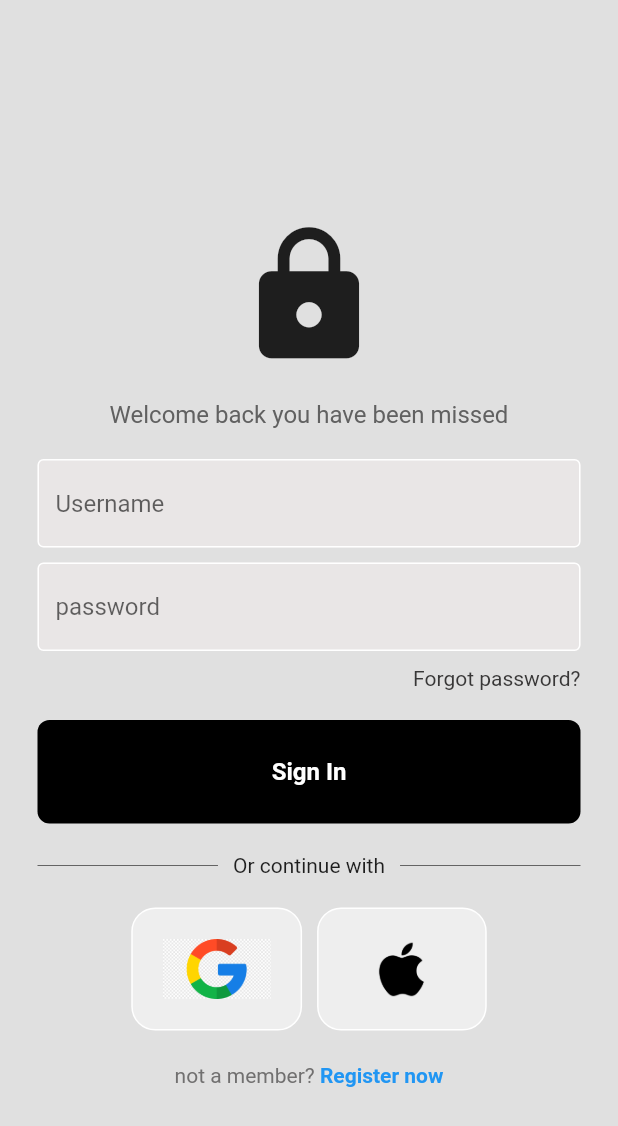
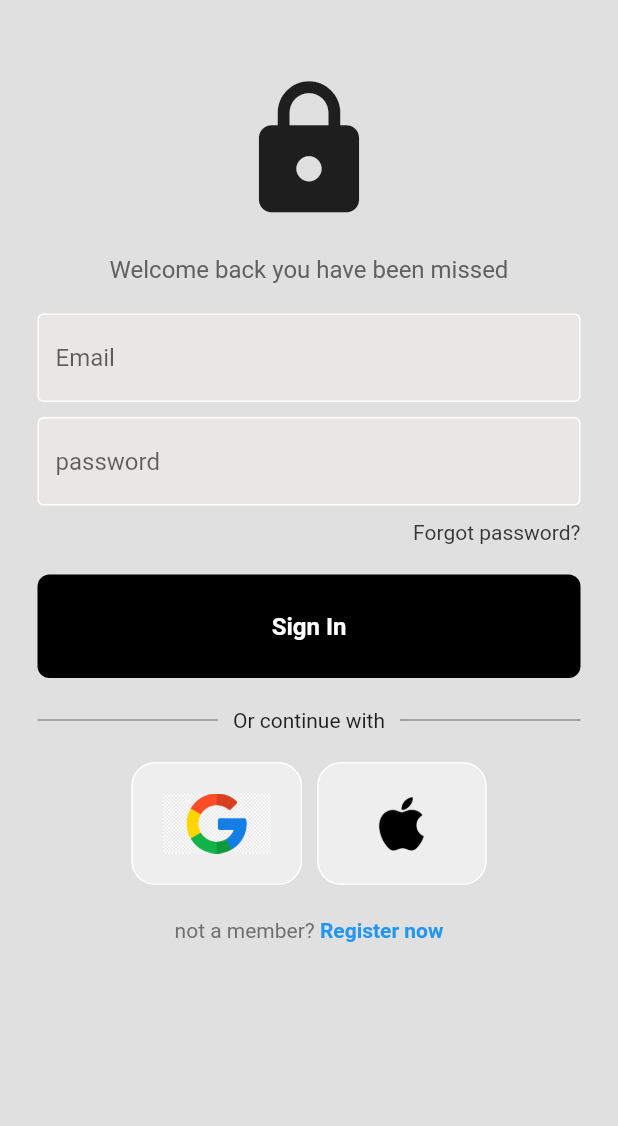
Before and after one commit to NgangaMichael/flutter-loginpage, a Flutter app: the screen it shows after launch, on a phone screen of 412 x 824 dp. Shown: the top 1126 px of the screen. Run offline on Flutter 3.47's test engine with Material 2 defaults, Android fonts, the phone set to English and light mode, and no system bars; our stand-ins replace firebase_auth, firebase_core; accounts and stored records are empty.

Commit message:
connected app to firebase and set up firebase authentication on app and firestore, able to login and out with email and password using firebase authentication

```diff
--- a/lib/components/my_button.dart
+++ b/lib/components/my_button.dart
@@ -10,13 +10,13 @@ class SignIn extends StatelessWidget {
     return GestureDetector(
       onTap: onTap,
       child: Container(
-        padding: EdgeInsets.all(25),
-        margin: EdgeInsets.symmetric(horizontal: 25.0),
+        padding: const EdgeInsets.all(25),
+        margin: const EdgeInsets.symmetric(horizontal: 25.0),
         decoration: BoxDecoration(
           color: Colors.black,
           borderRadius: BorderRadius.circular(8)
         ),
-        child: Center(
+        child: const Center(
           child: Text('Sign In',
           style: TextStyle(
             color: Colors.white,
--- a/lib/components/square_tile.dart
+++ b/lib/components/square_tile.dart
@@ -10,7 +10,7 @@ class SquareTile extends StatelessWidget {
   @override
   Widget build(BuildContext context) {
     return Container(
-      padding: EdgeInsets.all(20),
+      padding: const EdgeInsets.all(20),
       decoration: BoxDecoration(
         border: Border.all(
           color: Colors.white,
--- a/lib/main.dart
+++ b/lib/main.dart
@@ -1,7 +1,13 @@
 import 'package:flutter/material.dart';
+import 'package:loginpage/pages/auth_page.dart';
 import 'package:loginpage/pages/login_page.dart';
-
-void main() {
+import 'package:firebase_core/firebase_core.dart';
+import 'firebase_options.dart';
+void main() async {
+  WidgetsFlutterBinding.ensureInitialized();
+  await Firebase.initializeApp(
+    options: DefaultFirebaseOptions.currentPlatform,
+  );
   runApp(const MyApp());
 }
 
@@ -11,9 +17,9 @@ class MyApp extends StatelessWidget {
   // This widget is the root of your application.
   @override
   Widget build(BuildContext context) {
-    return MaterialApp(
+    return const MaterialApp(
       debugShowCheckedModeBanner: false,
-      home: LoginPage(),
+      home: AuthPage(),
     );
   }
 }
--- /dev/null
+++ b/lib/pages/auth_page.dart
@@ -0,0 +1,24 @@
+import 'package:firebase_auth/firebase_auth.dart';
+import 'package:flutter/material.dart';
+import 'package:loginpage/pages/home_page.dart';
+import 'package:loginpage/pages/login_page.dart';
+
+class AuthPage extends StatelessWidget {
+  const AuthPage({Key? key}) : super(key: key);
+
+  @override
+  Widget build(BuildContext context) {
+    return Scaffold(
+      body: StreamBuilder<User?>(
+        stream: FirebaseAuth.instance.authStateChanges(),
+        builder: (context, snapshot) {
+          if(snapshot.hasData) {
+            return HomePage();
+          } else {
+            return LoginPage();
+          }
+        }
+      ),
+    );
+  }
+}
--- a/lib/pages/login_page.dart
+++ b/lib/pages/login_page.dart
@@ -1,30 +1,66 @@
+import 'package:firebase_auth/firebase_auth.dart';
 import 'package:flutter/material.dart';
 import 'package:loginpage/components/my_button.dart';
 import 'package:loginpage/components/my_textfield.dart';
 import 'package:loginpage/components/square_tile.dart';
 
+
 class LoginPage extends StatefulWidget {
   LoginPage({Key? key}) : super(key: key);
-
-  final usernameController = TextEditingController();
-  final passwordController = TextEditingController();
 
   @override
   State<LoginPage> createState() => _LoginPageState();
 }
 
+final emailController = TextEditingController();
+final passwordController = TextEditingController();
 class _LoginPageState extends State<LoginPage> {
-  void signUserIn() {}
+
+  void signUserIn() async {
+  // Show progress indicator
+  showDialog(
+    context: context,
+    builder: (context) {
+      return const Center(
+        child: CircularProgressIndicator(),
+      );
+    },
+  );
+
+  try {
+    await FirebaseAuth.instance.signInWithEmailAndPassword(
+      email: emailController.text,
+      password: passwordController.text,
+    );
+
+    // Clear progress indicator
+    Navigator.pop(context);
+  } catch (error) {
+    // Handle error here
+    print('Error logging in: $error');
+    // Clear progress indicator
+    Navigator.pop(context);
+
+     // Display error message
+    ScaffoldMessenger.of(context).showSnackBar(
+      SnackBar(
+        content: Text('Incorrect Email Or Password'),
+      ),
+    );
+  }
+}
+
 
   @override
   Widget build(BuildContext context) {
     return Scaffold(
-      resizeToAvoidBottomInset: false,
+      // resizeToAvoidBottomInset: false,
       backgroundColor: Colors.grey[300],
       body:
       SafeArea(
         child:
-        Center(
+        SingleChildScrollView(
+          child: Center(
             child: Column(
               mainAxisAlignment: MainAxisAlignment.center,
               children: [
@@ -47,15 +83,15 @@ class _LoginPageState extends State<LoginPage> {
               const SizedBox(height: 20),
 
               MyTextfield(
-              controller: widget.usernameController,
-              hintText: 'Username',
+                controller: emailController,
+                hintText: 'Email',
                 obscureText: false,
               ),
 
               const SizedBox(height: 10),
 
               MyTextfield(
-              controller: widget.passwordController,
+                controller: passwordController,
                 hintText: 'password',
                 obscureText: true,
               ),
@@ -66,8 +102,8 @@ class _LoginPageState extends State<LoginPage> {
                 padding: const EdgeInsets.symmetric(horizontal: 25.0),
                 child: Row(
                   mainAxisAlignment: MainAxisAlignment.end,
-                children: [
-                  const Text('Forgot password?',
+                  children: const [
+                    Text('Forgot password?',
                       style: TextStyle(
                         color: Color.fromRGBO(56, 55, 55, 1)
                       ),
@@ -87,7 +123,7 @@ class _LoginPageState extends State<LoginPage> {
               Padding(
                 padding: const EdgeInsets.symmetric(horizontal: 25.0),
                 child: Row(
-                children: [
+                  children: const [
                     Expanded(
                       child: Divider(
                         thickness: 0.5,
@@ -96,7 +132,7 @@ class _LoginPageState extends State<LoginPage> {
                       ),
 
                     Padding(
-                    padding: const EdgeInsets.symmetric(horizontal: 10),
+                      padding: EdgeInsets.symmetric(horizontal: 10),
                       child: Text('Or continue with'),
                     ),
 
@@ -115,10 +151,10 @@ class _LoginPageState extends State<LoginPage> {
 
               Row(
                 mainAxisAlignment: MainAxisAlignment.center,
-              children: [
+                children: const [
                   SquareTile(imagePath: 'lib/images/gglelogo.png'),
 
-                const SizedBox(width: 10),
+                  SizedBox(width: 10),
 
                   SquareTile(imagePath: 'lib/images/applelogo.png'),
                 ],
@@ -128,14 +164,14 @@ class _LoginPageState extends State<LoginPage> {
 
               Row(
                 mainAxisAlignment: MainAxisAlignment.center,
-              children: [
+                children: const [
                   Text('not a member? ',
                   style: TextStyle(
                     color: Color.fromARGB(255, 113, 112, 112),
                   ),
                   ),
 
-                const SizedBox(height: 20),
+                  SizedBox(height: 20),
 
                   Text('Register now',
                     style: TextStyle(
@@ -145,9 +181,8 @@ class _LoginPageState extends State<LoginPage> {
                   )
                 ],
               )
-
-
             ],),
+          ),
         ),
       ),
     );
--- a/pubspec.yaml
+++ b/pubspec.yaml
@@ -34,6 +34,8 @@ dependencies:
   # The following adds the Cupertino Icons font to your application.
   # Use with the CupertinoIcons class for iOS style icons.
   cupertino_icons: ^1.0.2
+  firebase_core: ^2.8.0
+  firebase_auth: ^4.3.0
 
 dev_dependencies:
   flutter_test:
```
Also changed, not shown: database.rules.json (added, +7 -0 lines), lib/pages/home_page.dart (added, +25 -0 lines), lib/firebase_options.dart (added), pubspec.lock, 7 other files. Lines whose indentation alone changed are shown as unchanged.
